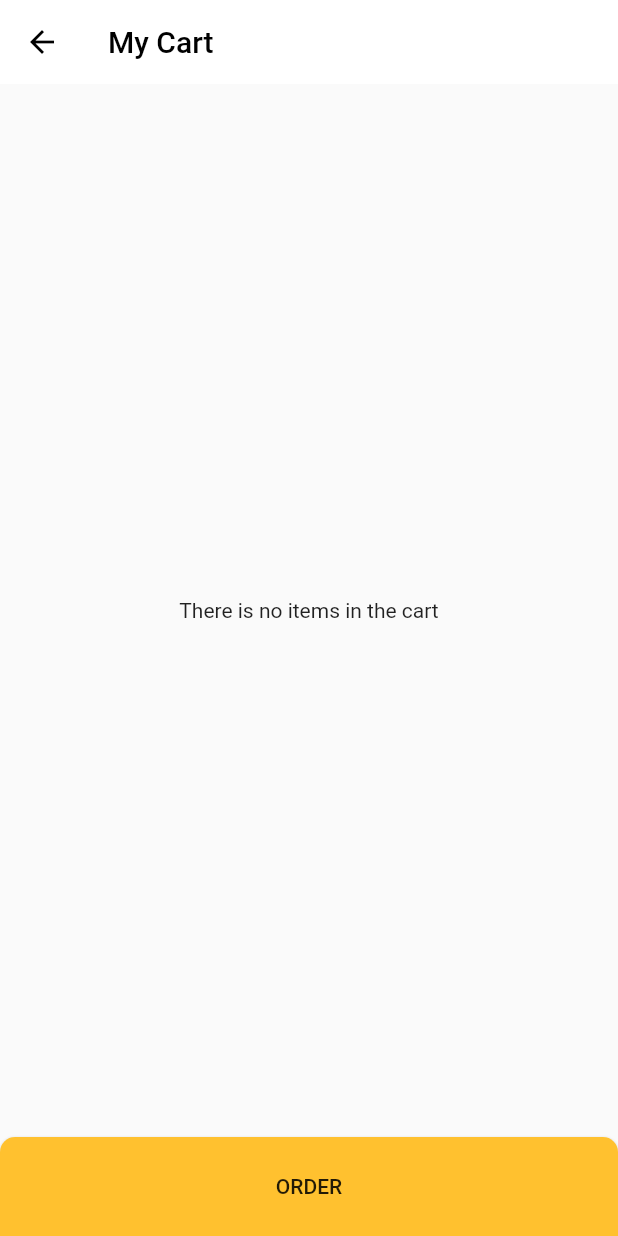
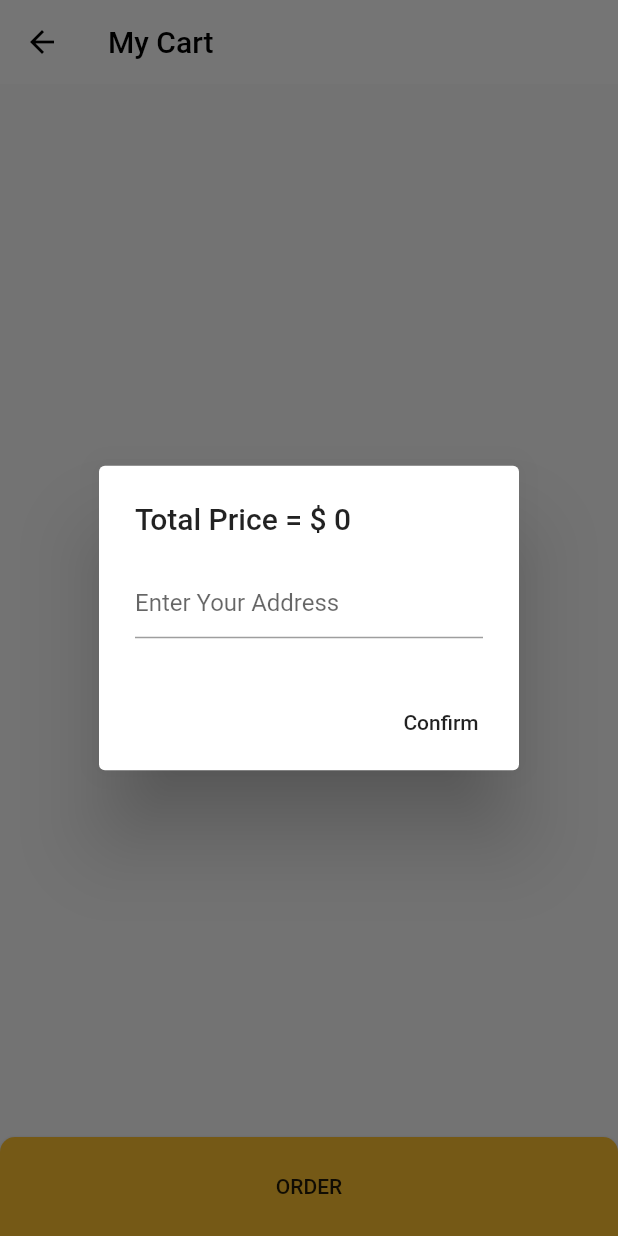
Before and after one commit to AhmedAdly20/EcommerceApp, a Flutter app: the CartScreen screen opened by its route, after a tap on "ORDER", on a phone screen of 412 x 824 dp. Run offline on Flutter 3.47's test engine with Material 2 defaults, Android fonts, the phone set to English and light mode, and no system bars; our stand-ins replace cloud_firestore, firebase_auth, modal_progress_hud; accounts and stored records are empty.

Commit message:
Completing & Adding Orders Collection To Firestore

```diff
--- a/lib/constants.dart
+++ b/lib/constants.dart
@@ -12,3 +12,8 @@ const kJackets = 'jackets';
 const kTrousers = 'trousers';
 const kTshirts = 't-shirts';
 const kShoes = 'shoes';
+const kOrders = 'Orders';
+const kOrderDetails = 'OrderDetails';
+const kTotallPrice = 'TotallPrice';
+const kAddress = 'Address';
+const kProductQuantity = 'Quantity';
--- a/lib/screens/user/cartScreen.dart
+++ b/lib/screens/user/cartScreen.dart
@@ -3,6 +3,7 @@ import 'package:ecommerce/constants.dart';
 import 'package:ecommerce/models/product.dart';
 import 'package:ecommerce/provider/cartItem.dart';
 import 'package:ecommerce/screens/user/productInfo.dart';
+import 'package:ecommerce/services/store.dart';
 import 'package:ecommerce/widgets/custom_menu.dart';
 import 'package:flutter/material.dart';
 import 'package:provider/provider.dart';
@@ -131,7 +132,8 @@ class CartScreen extends StatelessWidget {
               }
             },
           ),
-          ButtonTheme(
+          Builder(
+            builder: (context) => ButtonTheme(
               minWidth: screenWidth,
               height: screenHeight * .08,
               shape: RoundedRectangleBorder(
@@ -141,9 +143,12 @@ class CartScreen extends StatelessWidget {
                 ),
               ),
               child: RaisedButton(
-              onPressed: () {},
+                onPressed: () {
+                  showCustomDialog(products, context);
+                },
                 child: Text('Order'.toUpperCase()),
                 color: kMainColor,
+              ),
             ),
           )
         ],
@@ -180,4 +185,54 @@ class CartScreen extends StatelessWidget {
       ],
     );
   }
+
+  getTotalPrice(List<Product> products) {
+    var price = 0;
+    for (var product in products) {
+      price += product.pQuantity * int.parse(product.pPrice);
     }
+    return price;
+  }
+
+  void showCustomDialog(List<Product> products, context) async {
+    var price = getTotalPrice(products);
+    var address;
+    AlertDialog alertDialog = AlertDialog(
+      title: Text('Total Price = \$ $price'),
+      content: TextField(
+        onChanged: (value) {
+          address = value;
+        },
+        decoration: InputDecoration(hintText: 'Enter Your Address'),
+      ),
+      actions: [
+        MaterialButton(
+          onPressed: () {
+            try {
+              Store _store = Store();
+              _store.storeOrders({
+                kTotallPrice: price,
+                kAddress: address,
+              }, products);
+              Scaffold.of(context).showSnackBar(
+                SnackBar(
+                  content: Text('Your Order Is Done Wait For It'),
+                ),
+              );
+              Navigator.pop(context);
+            } catch (e) {
+              print(e.message);
+            }
+          },
+          child: Text('Confirm'),
+        )
+      ],
+    );
+    await showDialog(
+      context: context,
+      builder: (context) {
+        return alertDialog;
+      },
+    );
+  }
+}
```
Also changed, not shown: lib/services/store.dart (+22 -8 lines). Lines whose indentation alone changed are shown as unchanged.
